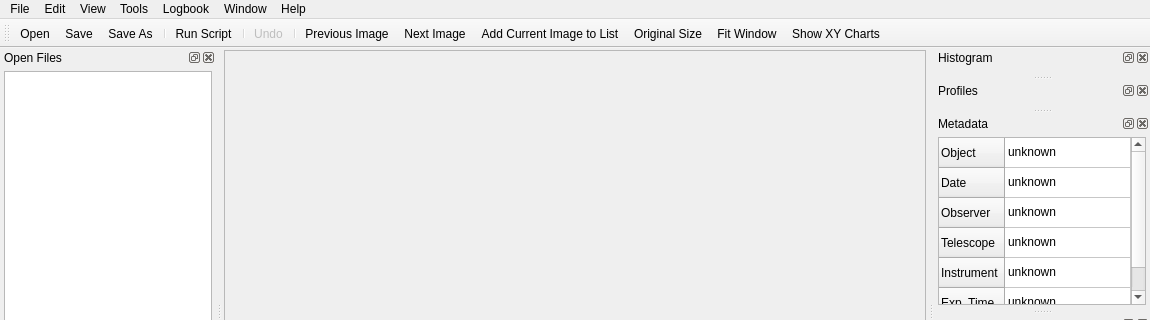
braeun/FitsIP, file src/app/mainwindow.ui: the form before one commit; both pictures show x 0 to 1150 and y 0 to 320 of the 1150 by 630 pixel window.
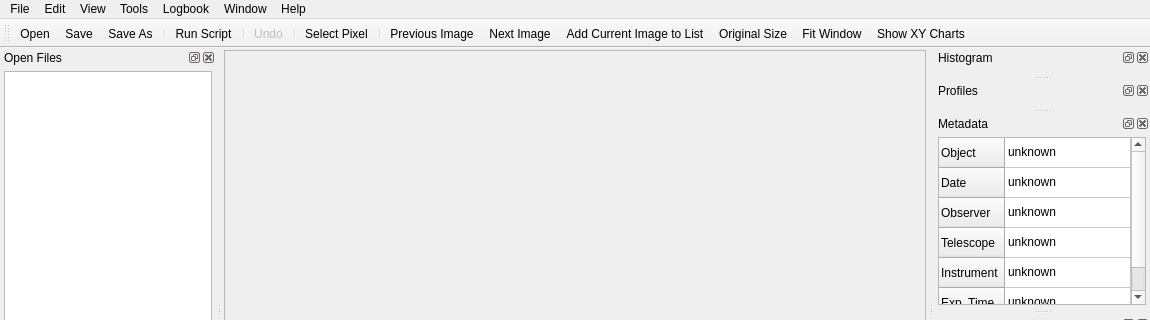
The form after the commit. Icons and pictures are not drawn. Custom widgets are drawn as their Qt base class.

The edit to the form file:
```diff
--- a/src/app/mainwindow.ui
+++ b/src/app/mainwindow.ui
@@ -442,6 +442,8 @@
    <addaction name="separator"/>
    <addaction name="actionUndo"/>
    <addaction name="separator"/>
+   <addaction name="actionSelect_Pixel"/>
+   <addaction name="separator"/>
    <addaction name="actionPrevious_Image"/>
    <addaction name="actionNext_Image"/>
    <addaction name="actionAdd_Current_Image_to_List"/>
```
Left out of the diff: 4 changed lines with no effect on the pictures.
